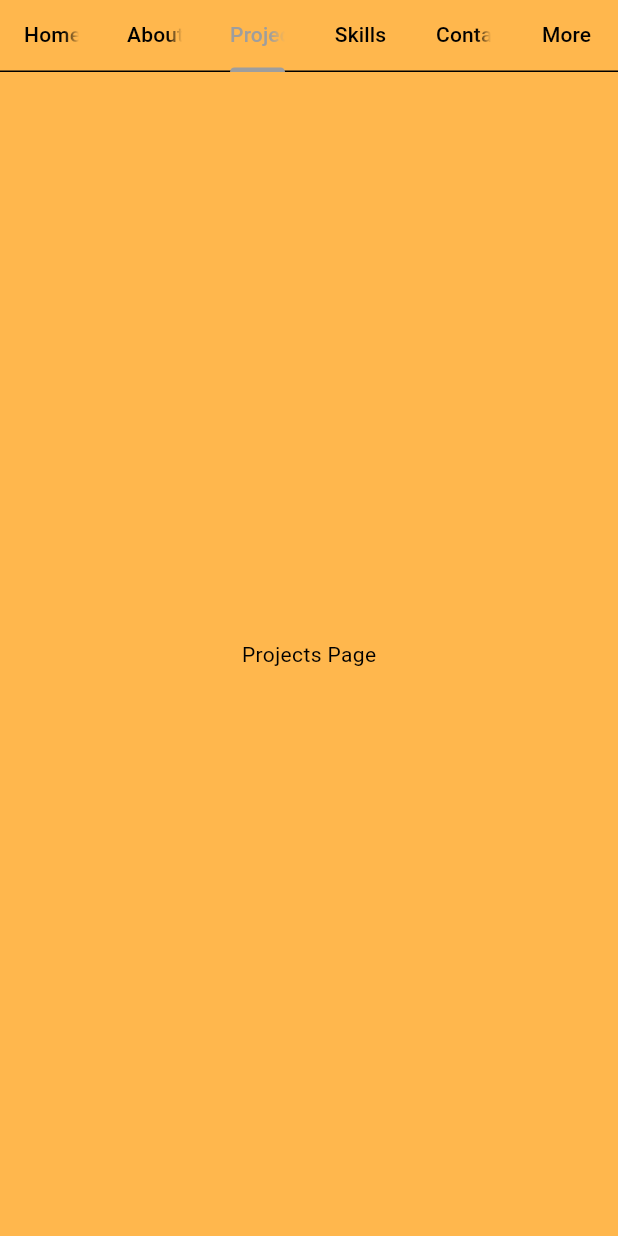
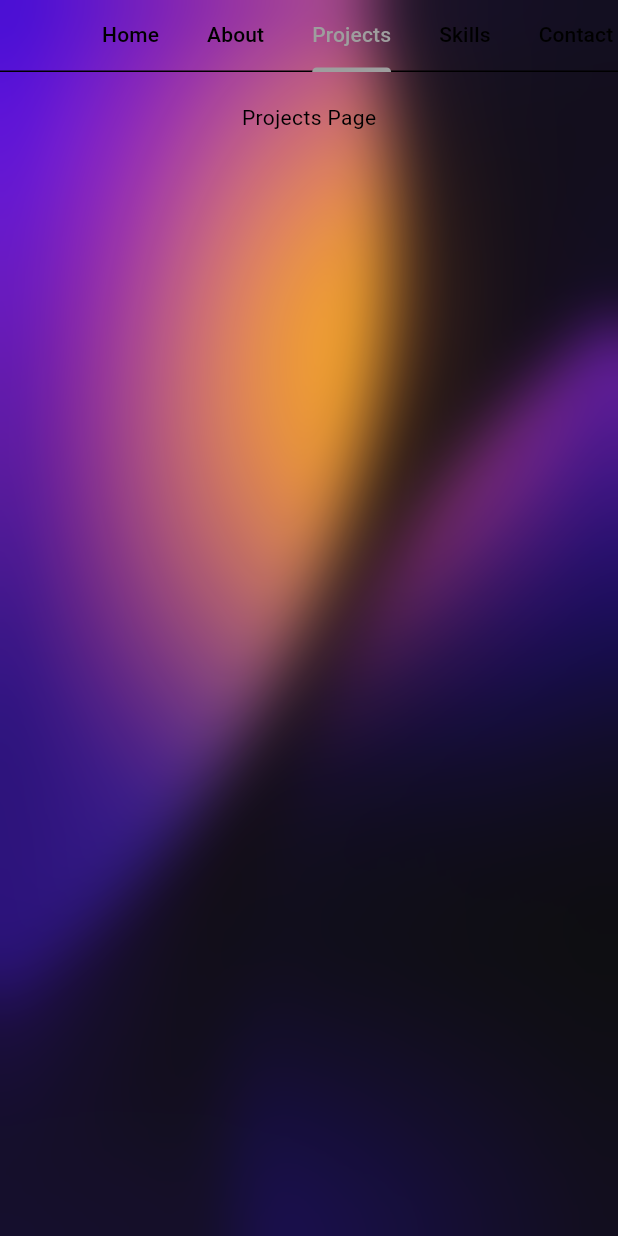
Before and after one commit to GranthikSom/portfolio_flutter, a Flutter app: the screen it shows after launch, tab 3 chosen, on a phone screen of 412 x 824 dp. Run offline on Flutter 3.47's test engine with Material 3 defaults, Android fonts, the phone set to English and light mode, and no system bars.

Commit message:
fix the bg but not able display pages

```diff
--- a/lib/main.dart
+++ b/lib/main.dart
@@ -6,6 +6,7 @@ import 'package:portfolio_23/themes/theme_provider.dart';
 
 import 'pages/login_page.dart';
 import 'package:provider/provider.dart';
+import 'dart:ui';
 
 void main() {
   runApp(
@@ -23,8 +24,25 @@ class MyApp extends StatelessWidget {
   Widget build(BuildContext context) {
     return MaterialApp(
       debugShowCheckedModeBanner: false,
-      home: LoginPage(),
       theme: Provider.of<ThemeProvider>(context).themeData,
+      home: Stack(
+        fit: StackFit.expand,
+        children: [
+          // Background Image
+          Image(image: AssetImage("assets/bg.jpg"), fit: BoxFit.cover),
+
+          // Blur Layer
+          BackdropFilter(
+            filter: ImageFilter.blur(sigmaX: 20, sigmaY: 20),
+            child: Container(
+              color: Theme.of(
+                context,
+              ).colorScheme.surface.withOpacity(0.05), // dark overlay
+            ),
+          ),
+          const LoginPage(),
+        ],
+      ),
     );
   }
 }
--- a/lib/pages/login_page.dart
+++ b/lib/pages/login_page.dart
@@ -1,34 +1,23 @@
 import 'package:flutter/material.dart';
 import 'package:portfolio_23/pages/settings_page.dart';
-import 'package:provider/provider.dart';
-import 'package:portfolio_23/themes/theme_provider.dart';
+import 'package:portfolio_23/comp/my_drawer.dart' show MyDrawer;
 
-class LoginPage extends StatefulWidget {
+class LoginPage extends StatelessWidget {
   const LoginPage({super.key});
 
   @override
-  State<LoginPage> createState() => _LoginPageState();
-}
-
-@override
-class _LoginPageState extends State<LoginPage> {
-  // ignore: non_constant_identifier_names
-  late ThemeProvider themeProvider;
-
-  @override
-  void initState() {
-    super.initState();
-    //initialize playlistProvider
-    themeProvider = Provider.of<ThemeProvider>(context, listen: false);
-  }
-
-  //navigate to song page
-  @override
   Widget build(BuildContext context) {
     return DefaultTabController(
-      length: 7,
+      length: 10,
       child: Scaffold(
-        appBar: TabBar(
+        backgroundColor: Colors.transparent,
+        appBar: AppBar(
+          backgroundColor: Colors.transparent,
+          elevation: 0,
+          toolbarHeight: 0,
+          bottom: TabBar(
+            splashBorderRadius: BorderRadius.all(Radius.circular(20)),
+            isScrollable: true,
             tabs: [
               Tab(text: "Home"),
               Tab(text: "About"),
@@ -38,15 +27,34 @@ class _LoginPageState extends State<LoginPage> {
               Tab(text: "More"),
             ],
           ),
+        ),
 
-        body: const TabBarView(
+        body: TabBarView(
           children: [
-            Center(child: SettingsPage()),
-            Center(child: Text("About Page")),
-            Center(child: Text("Projects Page")),
-            Center(child: Text("Skills Page")),
-            Center(child: Text("Contact Page")),
-            Center(child: Text("More Page")),
+            ListView(
+              children: [
+                SettingsPage(), // Home page
+              ],
+            ),
+            SingleChildScrollView(
+              child: Center(child: MyDrawer()), // About page
+            ),
+            SingleChildScrollView(
+              padding: EdgeInsets.all(20),
+              child: Center(child: Text("Projects Page")),
+            ),
+            SingleChildScrollView(
+              padding: EdgeInsets.all(20),
+              child: Center(child: Text("Skills Page")),
+            ),
+            SingleChildScrollView(
+              padding: EdgeInsets.all(20),
+              child: SettingsPage(),
+            ),
+            SingleChildScrollView(
+              padding: EdgeInsets.all(20),
+              child: Center(child: Text("More Page")),
+            ),
           ],
         ),
       ),
--- a/lib/themes/dark_mode.dart
+++ b/lib/themes/dark_mode.dart
@@ -1,6 +1,7 @@
 import 'package:flutter/material.dart';
 
 ThemeData darkmode = ThemeData(
+  scaffoldBackgroundColor: Colors.transparent,
   colorScheme: ColorScheme.dark(
     surface: Colors.grey.shade600,
     primary: Colors.grey.shade900,
--- a/lib/themes/light_mode.dart
+++ b/lib/themes/light_mode.dart
@@ -1,6 +1,7 @@
 import 'package:flutter/material.dart';
 
 ThemeData lightmode = ThemeData(
+  scaffoldBackgroundColor: Colors.transparent,
   colorScheme: ColorScheme.light(
     surface: Colors.orange.shade300,
     primary: Colors.grey.shade500,
--- a/pubspec.yaml
+++ b/pubspec.yaml
@@ -59,9 +59,8 @@ flutter:
   uses-material-design: true
 
   # To add assets to your application, add an assets section, like this:
-  # assets:
-  #   - images/a_dot_burr.jpeg
-  #   - images/a_dot_ham.jpeg
+  assets:
+     - assets/ # Add this line to include all images in the assets/images directory
 
   # An image asset can refer to one or more resolution-specific "variants", see
   # https://flutter.dev/to/resolution-aware-images
```
Also changed, not shown: lib/comp/my_drawer.dart (added, +55 -0 lines), lib/pages/settings_page.dart (+11 -10 lines), assets/bg.jpg (added). Lines whose indentation alone changed are shown as unchanged.
